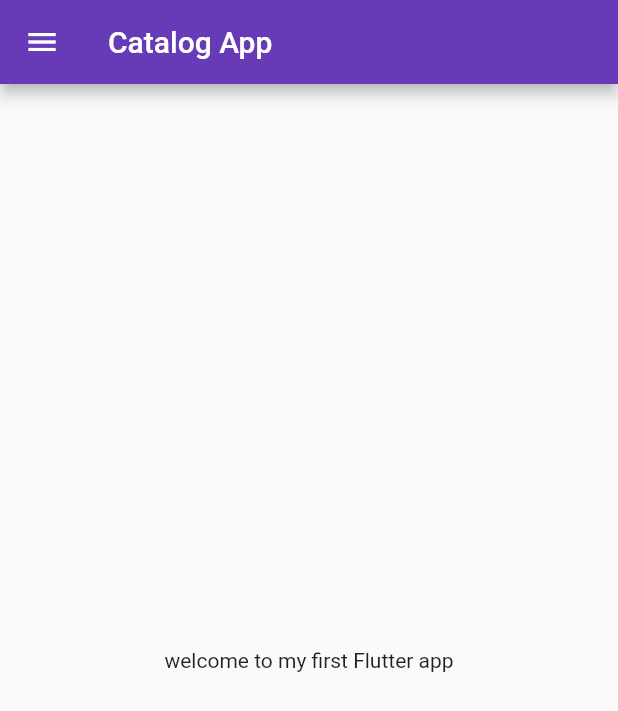
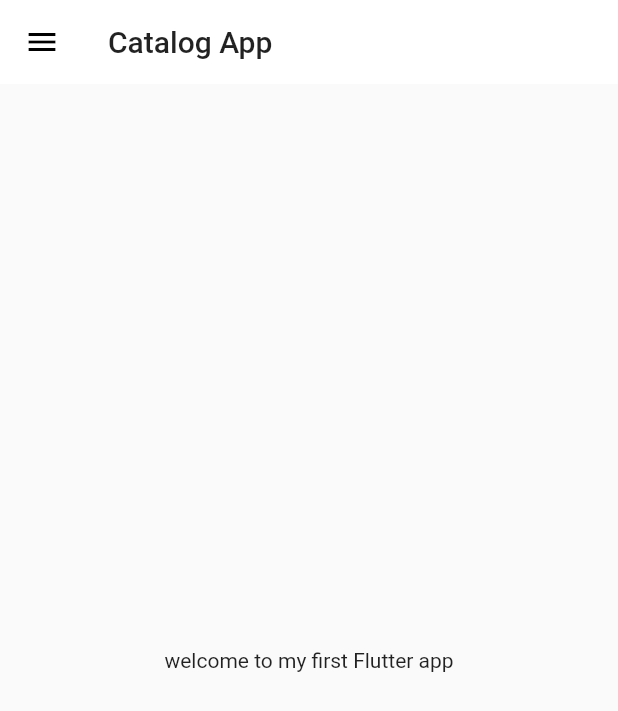
Before and after one commit to prakhar8922/flutter-APP1, a Flutter app: the screen it shows after launch, on a phone screen of 412 x 824 dp. Shown: the top 711 px of the screen. Run offline on Flutter 3.47's test engine with Material 2 defaults, Android fonts, the phone set to English and light mode, and no system bars.

Commit message:
themes used

```diff
--- a/lib/main.dart
+++ b/lib/main.dart
@@ -2,6 +2,7 @@ import 'package:flutter/material.dart';
 import 'package:flutter_application_1/pages/home_page.dart';
 import 'package:flutter_application_1/pages/login_page.dart';
 import 'package:flutter_application_1/utils/routes.dart';
+import 'package:flutter_application_1/widgets/themes.dart';
 
 void main() {
   runApp(MyApp());
@@ -13,10 +14,8 @@ class MyApp extends StatelessWidget {
     return MaterialApp(
       // home: HomePage(),
       themeMode: ThemeMode.light,
-      theme: ThemeData(primarySwatch: Colors.deepPurple),
-      darkTheme: ThemeData(
-        brightness: Brightness.dark,
-      ),
+      theme: MyTheme.lightTheme(context),
+      darkTheme: MyTheme.darkTheme(context),
       initialRoute: MyRoutes.homeRoute,
       routes: {
         "/": (context) => LoginPage(),
--- /dev/null
+++ b/lib/widgets/themes.dart
@@ -0,0 +1,16 @@
+import 'package:flutter/material.dart';
+
+class MyTheme {
+  static ThemeData lightTheme(BuildContext context) => ThemeData(
+      primarySwatch: Colors.deepPurple,
+      appBarTheme: AppBarTheme(
+        color: Colors.white,
+        elevation: 0.0,
+        iconTheme: IconThemeData(color: Colors.black),
+        toolbarTextStyle: Theme.of(context).textTheme.bodyText2,
+        titleTextStyle: Theme.of(context).textTheme.headline6,
+      ));
+  static ThemeData darkTheme(BuildContext context) => ThemeData(
+        brightness: Brightness.dark,
+      );
+}
```
